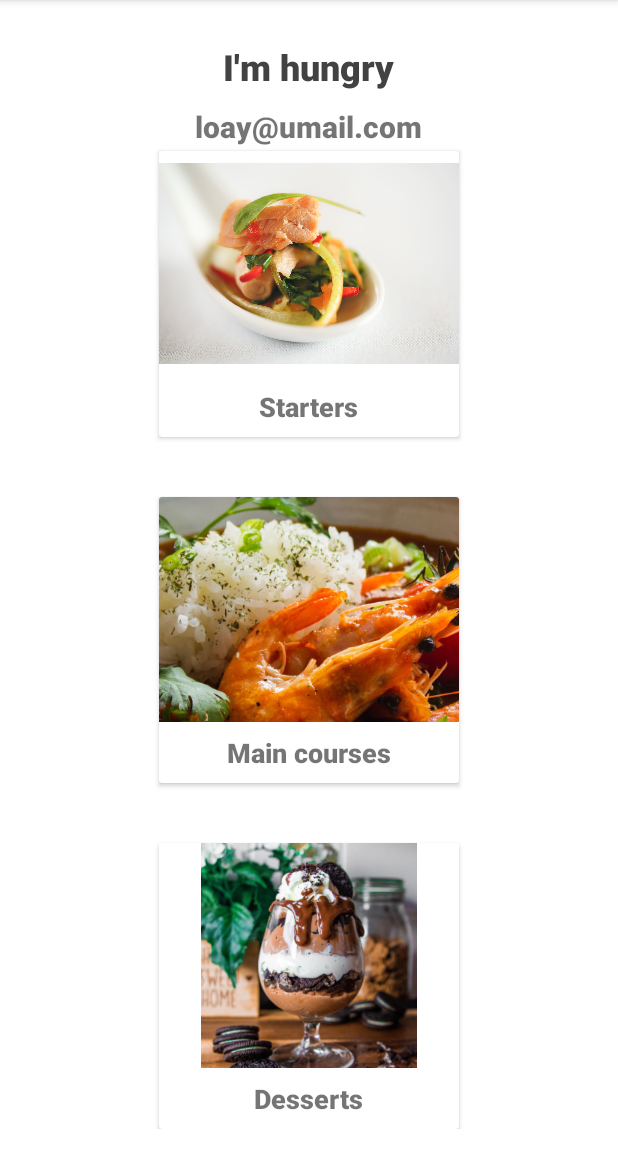
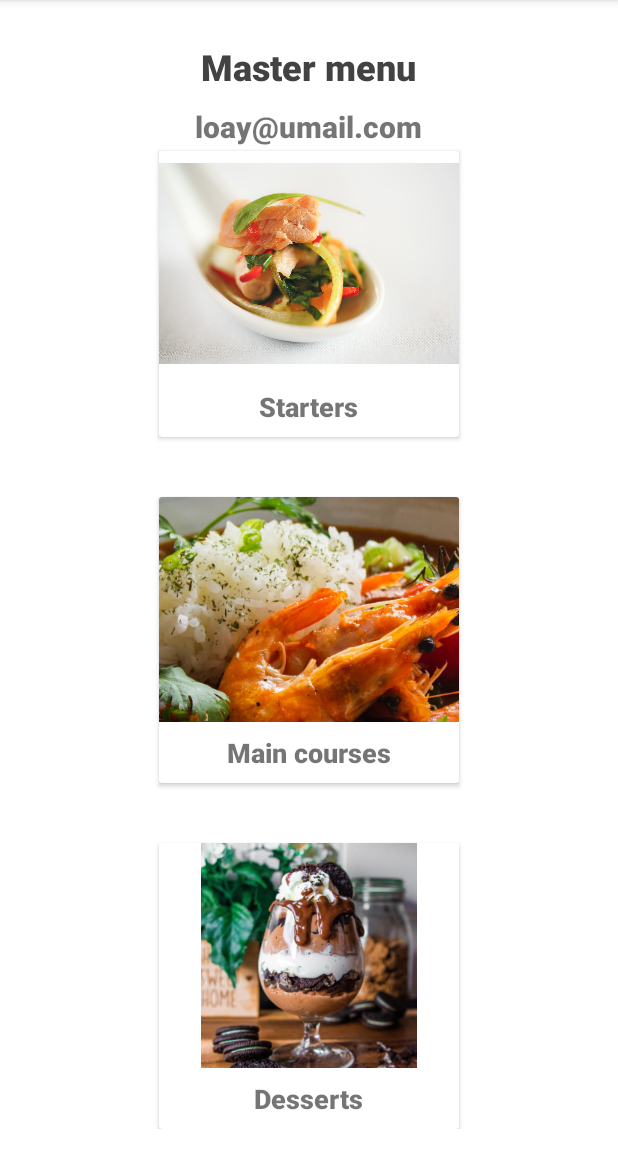
Before and after one commit to loayZ/restaurant, an Android app: the screen it shows after launch (MainActivity), on a phone screen of 412 x 824 dp, the part 84-1236 px from its top. Run offline under Robolectric (Android 15) with nearby library versions, the phone set to English and light mode, and no system bars.

Commit message:
Update menu name

```diff
--- a/app/src/main/res/layout/activity_main.xml
+++ b/app/src/main/res/layout/activity_main.xml
@@ -18,7 +18,7 @@
             android:layout_centerHorizontal="true"
             android:layout_gravity="center"
             android:fontFamily="sans-serif-black"
-            android:text="I'm hungry"
+            android:text="Master menu"
             android:textColor="@color/cardview_dark_background"
             android:textSize="24sp" />
 
```
